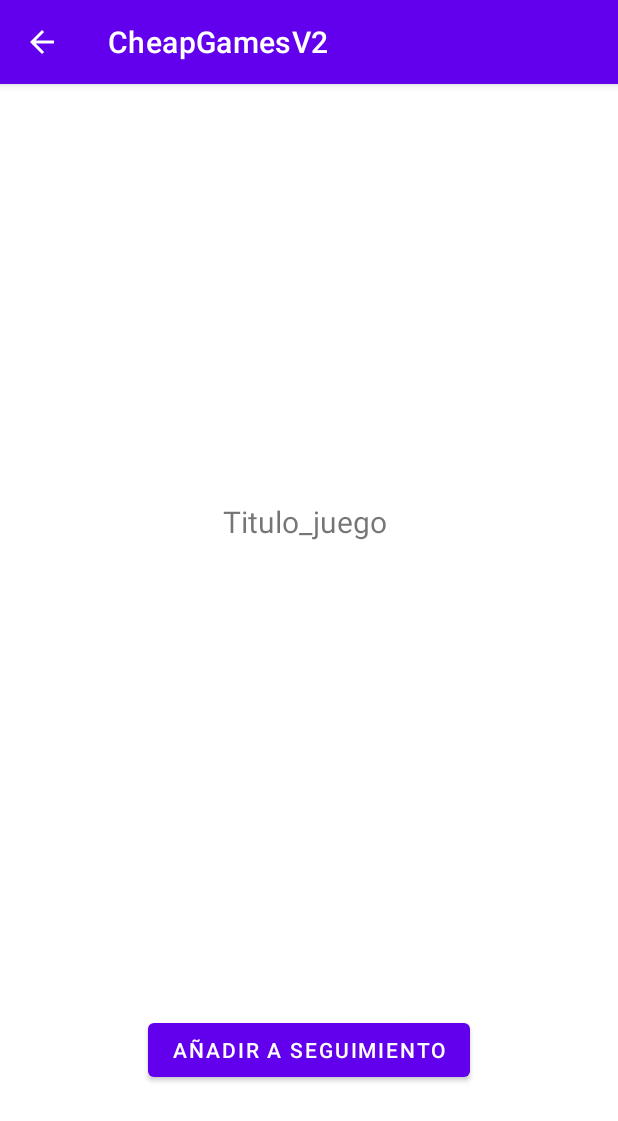
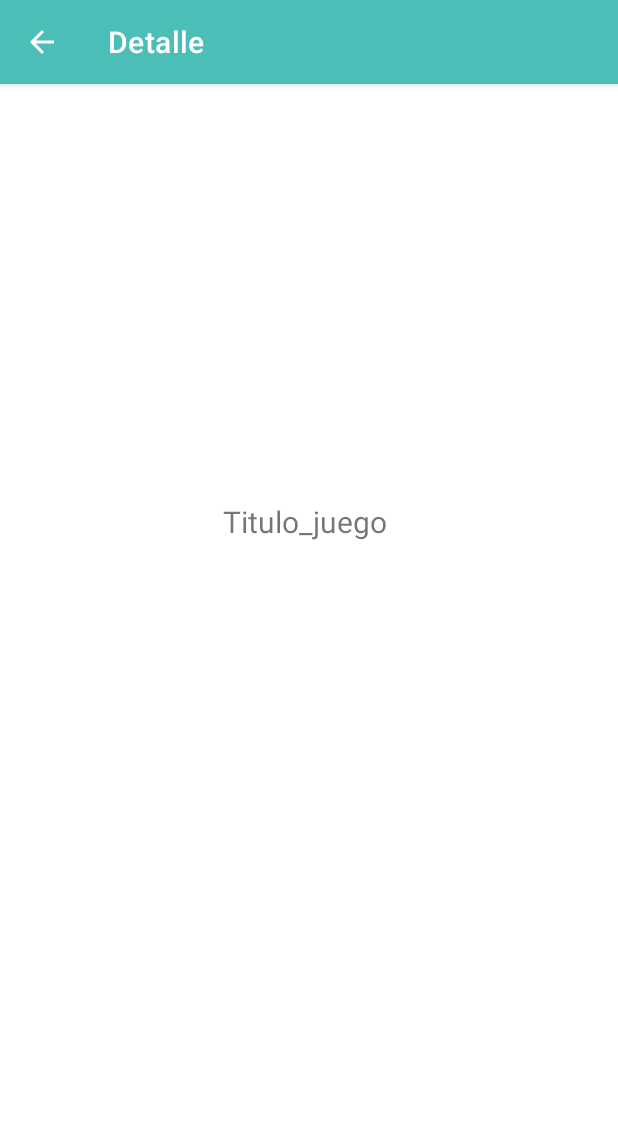
Before and after one commit to agarciadug/CheapGamesV2ASEE, an Android app: the DetailVideogameActivity screen opened directly, with no data from a screen before it, on a phone screen of 412 x 824 dp. Shown: the top 1121 px of the screen. Run offline under Robolectric (Android 15) with nearby library versions, the phone set to English and light mode, and no system bars; our stand-ins replace Room's generated code; pictures from the network do not load; 2 statements that could not run were skipped.

Commit message:
Interfaz mejorada (error al mostrar deals)

```diff
--- a/app/src/main/AndroidManifest.xml
+++ b/app/src/main/AndroidManifest.xml
@@ -17,7 +17,8 @@
         <activity
             android:name=".ui.detail.DetailVideogameActivity"
             android:exported="false"
-            android:parentActivityName=".ui.search.SearchVideogameActivity">
+            android:parentActivityName=".ui.search.SearchVideogameActivity"
+            android:label="Detalle">
             <meta-data
                 android:name="android.app.lib_name"
                 android:value="" />
--- a/app/src/main/java/es/unex/cheapgamesv2/MenuInicialActivity.java
+++ b/app/src/main/java/es/unex/cheapgamesv2/MenuInicialActivity.java
@@ -12,6 +12,7 @@ import android.widget.TextView;
 import com.google.android.material.navigation.NavigationView;
 
 import androidx.annotation.NonNull;
+import androidx.appcompat.app.ActionBar;
 import androidx.fragment.app.Fragment;
 import androidx.fragment.app.FragmentTransaction;
 import androidx.navigation.NavController;
@@ -86,6 +87,7 @@ public class MenuInicialActivity extends AppCompatActivity {
         b_sesion.setOnClickListener(new View.OnClickListener() {
             @Override
             public void onClick(View v) {
+                UsuarioGlobal.resetearUsuario();
                 Intent intent = new Intent(MenuInicialActivity.this, PantallaInicial.class);
                 startActivity(intent);
             }
--- a/app/src/main/java/es/unex/cheapgamesv2/data/room/TiendaDao.java
+++ b/app/src/main/java/es/unex/cheapgamesv2/data/room/TiendaDao.java
@@ -6,6 +6,7 @@ import androidx.room.Dao;
 import androidx.room.Insert;
 import androidx.room.Query;
 
+import java.util.ArrayList;
 import java.util.List;
 
 import es.unex.cheapgamesv2.data.model.Tienda;
@@ -20,6 +21,9 @@ public interface TiendaDao {
     @Query("SELECT * FROM tienda WHERE storeID=(:storeID)")
     Tienda getTiendaByID(String storeID);
 
+    @Query("SELECT * FROM tienda")
+    List<Tienda> getAllTienda();
+
     @Query("DELETE FROM tienda WHERE storeID=(:storeID)")
     int deleteTiendaByID(String storeID);
 }
--- a/app/src/main/java/es/unex/cheapgamesv2/ui/ajustes/AjustesFragment.java
+++ b/app/src/main/java/es/unex/cheapgamesv2/ui/ajustes/AjustesFragment.java
@@ -30,7 +30,7 @@ import es.unex.cheapgamesv2.ui.login.PantallaInicial;
 public class AjustesFragment extends Fragment {
 
     private FragmentAjustesBinding binding;
-    Button editarUsuario, borrarUsuario, cerrarSesion;
+    Button editarUsuario, borrarUsuario;
 
     public View onCreateView(@NonNull LayoutInflater inflater,
                              ViewGroup container, Bundle savedInstanceState) {
@@ -86,6 +86,7 @@ public class AjustesFragment extends Fragment {
                         UsuarioDao usuarioDao = cheapGamesDB.usuarioDao();
                         int test = usuarioDao.delete(usuario);
                         Log.v("Codigo delete: ", String.valueOf(test));
+                        UsuarioGlobal.resetearUsuario();
                         Intent intent = new Intent(getActivity(), PantallaInicial.class);
                         startActivity(intent);
                     }
--- a/app/src/main/java/es/unex/cheapgamesv2/ui/detail/DealVideogameAdapter.java
+++ b/app/src/main/java/es/unex/cheapgamesv2/ui/detail/DealVideogameAdapter.java
@@ -1,6 +1,7 @@
 package es.unex.cheapgamesv2.ui.detail;
 
 import android.content.Context;
+import android.util.Log;
 import android.view.LayoutInflater;
 import android.view.View;
 import android.view.ViewGroup;
@@ -12,6 +13,7 @@ import androidx.recyclerview.widget.RecyclerView;
 
 import com.bumptech.glide.Glide;
 
+import java.util.ArrayList;
 import java.util.List;
 
 import es.unex.cheapgamesv2.AppExecutors;
@@ -25,10 +27,16 @@ public class DealVideogameAdapter extends RecyclerView.Adapter<DealVideogameAdap
 
     private final Context mContex;
     private static List<VideogameDeal> mVideogameDeals;
+    private static List<Tienda> mListTienda;
 
-    public DealVideogameAdapter(Context context, List<VideogameDeal> items) {
+    public DealVideogameAdapter(Context context, List<VideogameDeal> items, List<Tienda> tiendas) {
         mContex = context;
         mVideogameDeals = items;
+        mListTienda=new ArrayList<>();
+        Log.v("tam tiendasdva", String.valueOf(tiendas.size()));
+        for(int i=0; i<tiendas.size(); i++){
+            mListTienda.add(tiendas.get(i));
+        }
     }
 
 
@@ -50,12 +58,28 @@ public class DealVideogameAdapter extends RecyclerView.Adapter<DealVideogameAdap
         holder.mItem = mVideogameDeals.get(position);
         holder.mPrecioBView.setText(mVideogameDeals.get(position).getPrice());
         holder.mPrecioOView.setText(mVideogameDeals.get(position).getRetailPrice());
-        CheapGamesDB cheapGamesDB = CheapGamesDB.getInstance(mContex);
-        TiendaDao tiendaDao = cheapGamesDB.tiendaDao();
-        AppExecutors.getInstance().diskIO().execute(() -> {
+        //CheapGamesDB cheapGamesDB = CheapGamesDB.getInstance(mContex);
+        //TiendaDao tiendaDao = cheapGamesDB.tiendaDao();
+        boolean encontrada = false;
+        int i=0;
+        Log.v("Busq tienda", String.valueOf(mListTienda.size()));
+        /*while(!encontrada && i<mListTienda.size()){
+            Log.v("Busq tienda: LisTienda", mListTienda.get(i).getStoreID());
+            Log.v("Busq tienda: ListVDeals", mVideogameDeals.get(position).getStoreID());
+            if(mListTienda.get(i).getStoreID().equals(mVideogameDeals.get(position).getStoreID())){
+                holder.mNomTienda.setText(mListTienda.get(i).getStoreName());
+                Log.v("Busq tienda", "tienda encontrada");
+                encontrada=true;
+            }
+            else{
+                i++;
+            }
+        }*/
+        /*AppExecutors.getInstance().diskIO().execute(() -> {
             Tienda t = tiendaDao.getTiendaByID(mVideogameDeals.get(position).getStoreID());
+            mVideogameDeals.get(position);
             holder.mNomTienda.setText(t.getStoreName());
-        });
+        });*/
 
 
     }
--- a/app/src/main/java/es/unex/cheapgamesv2/ui/detail/DetailVideogameActivity.java
+++ b/app/src/main/java/es/unex/cheapgamesv2/ui/detail/DetailVideogameActivity.java
@@ -25,11 +25,13 @@ import es.unex.cheapgamesv2.InjectorUtils;
 import es.unex.cheapgamesv2.MyApplication;
 import es.unex.cheapgamesv2.R;
 import es.unex.cheapgamesv2.data.model.ListaSeguimiento;
+import es.unex.cheapgamesv2.data.model.Tienda;
 import es.unex.cheapgamesv2.data.model.Usuario;
 import es.unex.cheapgamesv2.data.model.UsuarioGlobal;
 import es.unex.cheapgamesv2.data.model.Videogame;
 import es.unex.cheapgamesv2.data.room.CheapGamesDB;
 import es.unex.cheapgamesv2.data.room.ListaSeguimientoDao;
+import es.unex.cheapgamesv2.data.room.TiendaDao;
 import es.unex.cheapgamesv2.ui.search.SearchVideogameActivityViewModel;
 import es.unex.cheapgamesv2.ui.search.SearchVideogameViewModelFactory;
 import es.unex.cheapgamesv2.ui.search.VideogameAdapter;
@@ -42,6 +44,7 @@ public class DetailVideogameActivity extends AppCompatActivity {
     private ImageView img_videogame;
     private TextView title_videogame;
     List<ListaSeguimiento> listaSeguido;
+    List<Tienda> listaTienda;
     Button b_Seguimiento;
 
     @Override
@@ -58,7 +61,17 @@ public class DetailVideogameActivity extends AppCompatActivity {
         mRecyclerView = findViewById(R.id.list_precios);
         mRecyclerView.setHasFixedSize(true);
         mRecyclerView.setLayoutManager(new LinearLayoutManager(this));
-        mAdapter = new DealVideogameAdapter(this,new ArrayList<>());
+        CheapGamesDB cheapGamesDB = CheapGamesDB.getInstance(this);
+        TiendaDao tiendaDao = cheapGamesDB.tiendaDao();
+        listaTienda=new ArrayList<>();
+        AppExecutors.getInstance().diskIO().execute(new Runnable() {
+            @Override
+            public void run() {
+                listaTienda=tiendaDao.getAllTienda();
+                Log.v("tam tiendas", String.valueOf(listaTienda.size()));
+            }
+        });
+        mAdapter = new DealVideogameAdapter(this,new ArrayList<>(),listaTienda);
         mRecyclerView.setAdapter(mAdapter);
 
         DetailVideogameViewModelFactory dVfactory = InjectorUtils.provideDetailVideogameViewModelFactory(this.getApplicationContext());
@@ -73,8 +86,9 @@ public class DetailVideogameActivity extends AppCompatActivity {
 
         //hacer funcionalidad boton seguimiento
         b_Seguimiento=findViewById(R.id.b_seguimiento);
+        if(UsuarioGlobal.getID()>0){
             Videogame videojuego = getIntent().getParcelableExtra("videojuego",Videogame.class);
-        CheapGamesDB cheapGamesDB = CheapGamesDB.getInstance (getApplicationContext());
+            //CheapGamesDB cheapGamesDB = CheapGamesDB.getInstance (getApplicationContext());
             ListaSeguimientoDao listaSeguimientoDao = cheapGamesDB.listaSeguimientoDao();
             listaSeguido = new ArrayList<>();
             AppExecutors.getInstance().diskIO().execute(new Runnable() {
@@ -104,7 +118,6 @@ public class DetailVideogameActivity extends AppCompatActivity {
                             public void onClick(View v) {
                                 AppExecutors.getInstance().diskIO().execute(() -> {
                                     Log.v("id del usuario", String.valueOf(UsuarioGlobal.getID()));
-                                ListaSeguimiento seguimiento = new ListaSeguimiento(videojuego.getGameID(), videojuego.getExternal(), String.valueOf(UsuarioGlobal.getID()));
                                     listaSeguimientoDao.borrarSeguimiento(videojuego.getGameID(), String.valueOf(UsuarioGlobal.getID()));
                                     finish(); startActivity(getIntent());
                                 });
@@ -113,6 +126,11 @@ public class DetailVideogameActivity extends AppCompatActivity {
                     }
                 }
             });
+        }
+        else{
+            b_Seguimiento.setVisibility(View.INVISIBLE);
+        }
+
 
 
 
--- a/app/src/main/res/layout/fragment_tracing.xml
+++ b/app/src/main/res/layout/fragment_tracing.xml
@@ -8,8 +8,8 @@
 
     <androidx.recyclerview.widget.RecyclerView
         android:id="@+id/RecyclerViewTracing"
-        android:layout_width="410dp"
-        android:layout_height="738dp"
+        android:layout_width="413dp"
+        android:layout_height="730dp"
         app:layout_constraintBottom_toBottomOf="parent"
         app:layout_constraintEnd_toEndOf="parent"
         app:layout_constraintHorizontal_bias="0.0"
--- a/app/src/main/res/layout/videogame_list.xml
+++ b/app/src/main/res/layout/videogame_list.xml
@@ -9,6 +9,7 @@
        android:id="@+id/card_view"
        android:layout_width="match_parent"
        android:layout_height="wrap_content"
+       android:background="@drawable/edit_text_style"
        app:cardElevation="10dp">
 
        <LinearLayout
--- a/app/src/main/res/values/themes.xml
+++ b/app/src/main/res/values/themes.xml
@@ -2,8 +2,8 @@
     <!-- Base application theme. -->
     <style name="Theme.CheapGamesV2" parent="Theme.MaterialComponents.DayNight.DarkActionBar">
         <!-- Primary brand color. -->
-        <item name="colorPrimary">@color/purple_500</item>
-        <item name="colorPrimaryVariant">@color/purple_700</item>
+        <item name="colorPrimary">#4BBEB7</item>
+        <item name="colorPrimaryVariant">#00746C</item>
         <item name="colorOnPrimary">@color/white</item>
         <!-- Secondary brand color. -->
         <item name="colorSecondary">@color/teal_200</item>
```
Also changed, not shown: app/src/main/java/es/unex/cheapgamesv2/data/model/UsuarioGlobal.java (+7 -0 lines), app/src/main/res/drawable/edit_text_style.xml (added, +14 -0 lines), app/src/main/res/layout/activity_login.xml (+11 -12 lines), app/src/main/res/layout/activity_registro.xml (+20 -19 lines), 2 other files. Lines whose indentation alone changed are shown as unchanged.
